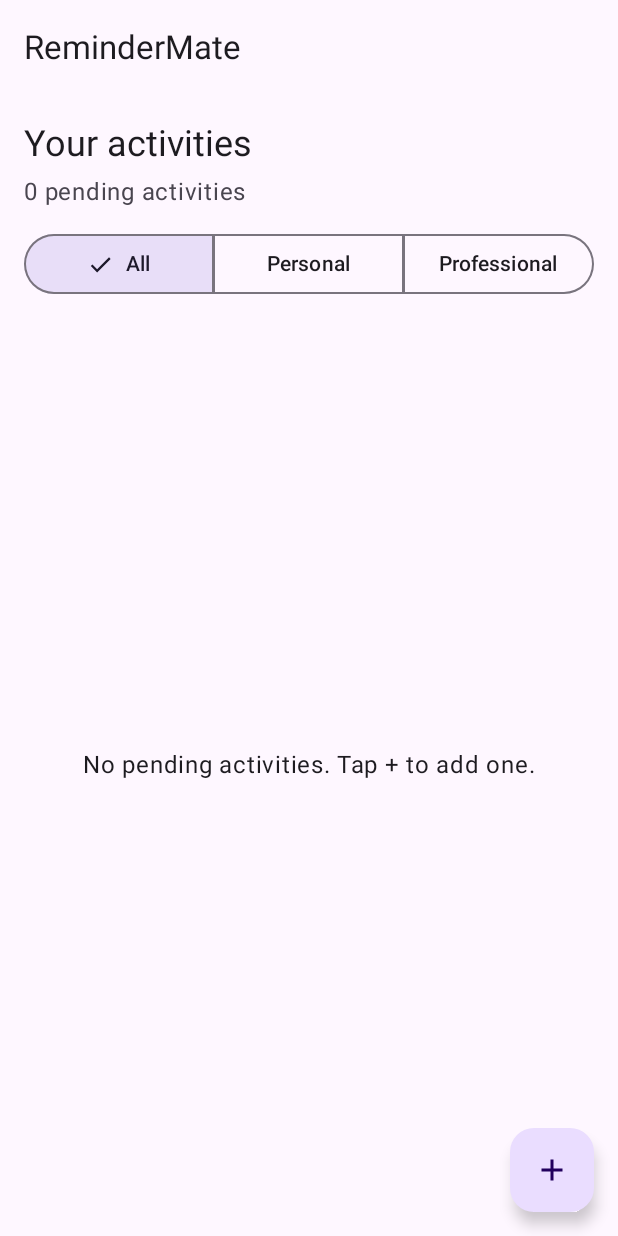
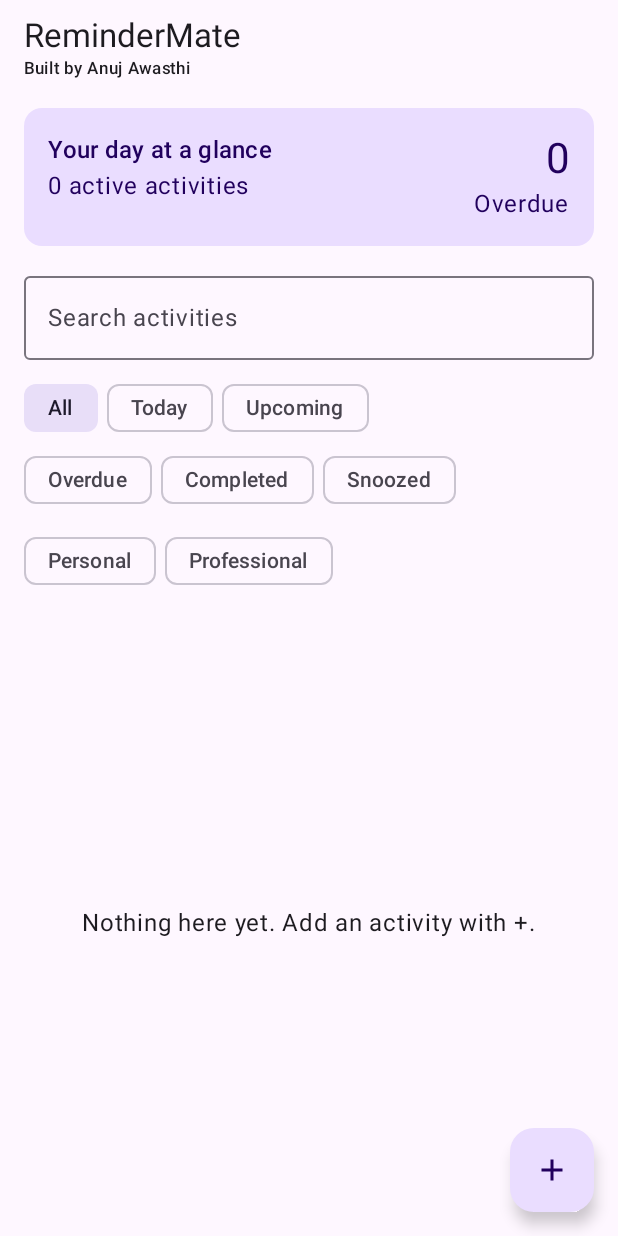
Before and after one commit to AnujAndAarzoo/ReminderMate, an Android app built with Jetpack Compose: the screen it shows after launch (MainActivity), on a phone screen of 412 x 824 dp. Run offline under Robolectric (Android 15) with nearby library versions, the phone set to English and light mode, and no system bars; our stand-ins replace Room's generated code.

Commit message:
Build professional activity dashboard and reminder management UI

```diff
--- a/app/src/main/java/com/remindermate/MainActivity.kt
+++ b/app/src/main/java/com/remindermate/MainActivity.kt
@@ -15,16 +15,17 @@ import androidx.compose.material.icons.Icons
 import androidx.compose.material.icons.filled.Add
 import androidx.compose.material.icons.filled.Delete
 import androidx.compose.material.icons.filled.Done
+import androidx.compose.material.icons.filled.Edit
 import androidx.compose.material3.*
 import androidx.compose.runtime.*
 import androidx.compose.ui.Alignment
 import androidx.compose.ui.Modifier
 import androidx.compose.ui.platform.LocalContext
 import androidx.compose.ui.unit.dp
-import androidx.lifecycle.viewmodel.compose.viewModel
 import androidx.lifecycle.ViewModel
 import androidx.lifecycle.ViewModelProvider
 import androidx.lifecycle.viewModelScope
+import androidx.lifecycle.viewmodel.compose.viewModel
 import com.remindermate.data.*
 import kotlinx.coroutines.flow.SharingStarted
 import kotlinx.coroutines.flow.stateIn
@@ -33,38 +34,47 @@ import java.text.SimpleDateFormat
 import java.util.*
 
 class MainActivity : ComponentActivity() {
-    private val permissionLauncher = registerForActivityResult(
-        ActivityResultContracts.RequestPermission()
-    ) {}
+    private val permissionLauncher = registerForActivityResult(ActivityResultContracts.RequestPermission()) {}
     override fun onCreate(savedInstanceState: Bundle?) {
         super.onCreate(savedInstanceState)
         if (Build.VERSION.SDK_INT >= 33) permissionLauncher.launch(Manifest.permission.POST_NOTIFICATIONS)
         val dao = ReminderDatabase.get(this).reminderDao()
         setContent {
             val vm: ReminderViewModel = viewModel(factory = ReminderViewModel.Factory(dao, this))
-            MaterialTheme { ReminderScreen(vm) }
+            MaterialTheme(colorScheme = lightColorScheme(primary = androidx.compose.ui.graphics.Color(0xFF3157A5), secondary = androidx.compose.ui.graphics.Color(0xFF5276BC))) {
+                ReminderScreen(vm)
+            }
         }
     }
 }
 
 class ReminderViewModel(private val dao: ReminderDao, private val context: android.content.Context) : ViewModel() {
     val reminders = dao.observeAll().stateIn(viewModelScope, SharingStarted.WhileSubscribed(5000), emptyList())
-    fun add(item: Reminder) = viewModelScope.launch {
-        val id = dao.insert(item)
-        ReminderScheduler.schedule(context, item.copy(id = id))
+    fun save(item: Reminder) = viewModelScope.launch {
+        if (item.id == 0L) {
+            val id = dao.insert(item)
+            ReminderScheduler.schedule(context, item.copy(id = id))
+        } else {
+            dao.update(item.copy(snoozedUntil = 0L))
+            ReminderScheduler.schedule(context, item.copy(snoozedUntil = 0L))
+        }
     }
     fun complete(item: Reminder) = viewModelScope.launch {
-        dao.update(item.copy(completed = true))
+        dao.update(item.copy(completed = true, snoozedUntil = 0L))
         ReminderScheduler.cancel(context, item.id)
     }
     fun remove(item: Reminder) = viewModelScope.launch {
         dao.delete(item)
         ReminderScheduler.cancel(context, item.id)
     }
+    fun snooze(item: Reminder, delay: Long) = viewModelScope.launch {
+        val updated = item.copy(snoozedUntil = System.currentTimeMillis() + delay)
+        dao.update(updated)
+        ReminderScheduler.schedule(context, updated)
+    }
     class Factory(private val dao: ReminderDao, private val context: android.content.Context) : ViewModelProvider.Factory {
         @Suppress("UNCHECKED_CAST")
-        override fun <T : ViewModel> create(modelClass: Class<T>): T =
-            ReminderViewModel(dao, context) as T
+        override fun <T : ViewModel> create(modelClass: Class<T>): T = ReminderViewModel(dao, context) as T
     }
 }
 
@@ -72,57 +82,84 @@ class ReminderViewModel(private val dao: ReminderDao, private val context: andro
 @Composable
 fun ReminderScreen(vm: ReminderViewModel) {
     val reminders by vm.reminders.collectAsState()
+    var filter by remember { mutableStateOf("All") }
+    var query by remember { mutableStateOf("") }
+    var editing by remember { mutableStateOf<Reminder?>(null) }
     var showAdd by remember { mutableStateOf(false) }
-    var filter by remember { mutableStateOf("All") }
-    val visible = reminders.filter {
-        (filter == "All" || it.category == filter) && !it.completed
+    val now = System.currentTimeMillis()
+    val visible = reminders.filter { item ->
+        val matches = item.title.contains(query, true) || item.notes.contains(query, true)
+        val status = when (filter) {
+            "Today" -> !item.completed && item.dueAt in dayStart(now)..dayEnd(now)
+            "Upcoming" -> !item.completed && item.dueAt > dayEnd(now)
+            "Overdue" -> !item.completed && item.dueAt < now && item.snoozedUntil <= now
+            "Completed" -> item.completed
+            "Snoozed" -> !item.completed && item.snoozedUntil > now
+            "Personal", "Professional" -> !item.completed && item.category == filter
+            else -> !item.completed
+        }
+        matches && status
     }
+    val pending = reminders.count { !it.completed }
+    val overdue = reminders.count { !it.completed && it.dueAt < now && it.snoozedUntil <= now }
     Scaffold(
-        topBar = {
-            TopAppBar(title = { Text("ReminderMate") })
-        },
-        floatingActionButton = {
-            FloatingActionButton(onClick = { showAdd = true }) {
-                Icon(Icons.Default.Add, contentDescription = "Add activity")
-            }
-        }
+        topBar = { TopAppBar(title = { Column { Text("ReminderMate"); Text("Built by Anuj Awasthi", style = MaterialTheme.typography.labelSmall) } }) },
+        floatingActionButton = { FloatingActionButton(onClick = { editing = null; showAdd = true }) { Icon(Icons.Default.Add, "Add activity") } }
     ) { padding ->
-        Column(Modifier.padding(padding).padding(16.dp)) {
-            Text("Your activities", style = MaterialTheme.typography.headlineSmall)
-            Spacer(Modifier.height(4.dp))
-            Text("${visible.size} pending activities", color = MaterialTheme.colorScheme.onSurfaceVariant)
-            Spacer(Modifier.height(12.dp))
-            SingleChoiceSegmentedButtonRow(Modifier.fillMaxWidth()) {
-                listOf("All", "Personal", "Professional").forEachIndexed { index, item ->
-                    SegmentedButton(
-                        selected = filter == item,
-                        onClick = { filter = item },
-                        shape = SegmentedButtonDefaults.itemShape(index, 3)
-                    ) { Text(item) }
+        Column(Modifier.fillMaxSize().padding(padding).padding(horizontal = 16.dp)) {
+            Spacer(Modifier.height(8.dp))
+            Card(colors = CardDefaults.cardColors(containerColor = MaterialTheme.colorScheme.primaryContainer), modifier = Modifier.fillMaxWidth()) {
+                Row(Modifier.fillMaxWidth().padding(16.dp), horizontalArrangement = Arrangement.SpaceBetween) {
+                    Column { Text("Your day at a glance", style = MaterialTheme.typography.titleMedium); Text("$pending active activities") }
+                    Column(horizontalAlignment = Alignment.End) { Text("$overdue", style = MaterialTheme.typography.headlineMedium); Text("Overdue") }
                 }
             }
             Spacer(Modifier.height(12.dp))
+            OutlinedTextField(query, { query = it }, modifier = Modifier.fillMaxWidth(), singleLine = true, label = { Text("Search activities") })
+            Spacer(Modifier.height(8.dp))
+            val filters = listOf("All", "Today", "Upcoming", "Overdue", "Completed", "Snoozed")
+            Row(horizontalArrangement = Arrangement.spacedBy(6.dp)) {
+                filters.take(3).forEach { f -> FilterChip(selected = filter == f, onClick = { filter = f }, label = { Text(f) }) }
+            }
+            Row(horizontalArrangement = Arrangement.spacedBy(6.dp)) {
+                filters.drop(3).forEach { f -> FilterChip(selected = filter == f, onClick = { filter = f }, label = { Text(f) }) }
+            }
+            Spacer(Modifier.height(6.dp))
+            Row(horizontalArrangement = Arrangement.spacedBy(6.dp)) {
+                listOf("Personal", "Professional").forEach { f -> FilterChip(selected = filter == f, onClick = { filter = f }, label = { Text(f) }) }
+            }
+            Spacer(Modifier.height(8.dp))
             if (visible.isEmpty()) {
-                Box(Modifier.fillMaxSize(), contentAlignment = Alignment.Center) {
-                    Text("No pending activities. Tap + to add one.")
-                }
+                Box(Modifier.fillMaxSize(), contentAlignment = Alignment.Center) { Text("Nothing here yet. Add an activity with +.") }
             } else {
-                LazyColumn(verticalArrangement = Arrangement.spacedBy(10.dp)) {
+                LazyColumn(contentPadding = PaddingValues(bottom = 90.dp), verticalArrangement = Arrangement.spacedBy(10.dp)) {
                     items(visible, key = { it.id }) { item ->
                         Card(Modifier.fillMaxWidth()) {
-                            Row(Modifier.padding(12.dp), verticalAlignment = Alignment.CenterVertically) {
-                                Column(Modifier.weight(1f)) {
-                                    Text(item.title, style = MaterialTheme.typography.titleMedium)
-                                    Text("${item.category} • ${item.priority}", style = MaterialTheme.typography.labelMedium)
-                                    Text(SimpleDateFormat("dd MMM yyyy, hh:mm a", Locale.getDefault()).format(Date(item.dueAt)),
-                                        style = MaterialTheme.typography.bodySmall)
-                                    if (item.notes.isNotBlank()) Text(item.notes, style = MaterialTheme.typography.bodySmall)
+                            Column(Modifier.padding(14.dp)) {
+                                Row(verticalAlignment = Alignment.CenterVertically) {
+                                    Column(Modifier.weight(1f)) {
+                                        Text(item.title, style = MaterialTheme.typography.titleMedium)
+                                        Text("${item.category}  •  ${item.priority} priority", style = MaterialTheme.typography.labelMedium, color = MaterialTheme.colorScheme.primary)
+                                    }
+                                    if (!item.completed) IconButton(onClick = { editing = item; showAdd = true }) { Icon(Icons.Default.Edit, "Edit") }
+                                    IconButton(onClick = { vm.remove(item) }) { Icon(Icons.Default.Delete, "Delete") }
                                 }
-                                IconButton(onClick = { vm.complete(item) }) {
-                                    Icon(Icons.Default.Done, contentDescription = "Complete")
-                                }
-                                IconButton(onClick = { vm.remove(item) }) {
-                                    Icon(Icons.Default.Delete, contentDescription = "Delete")
+                                Text(SimpleDateFormat("EEE, dd MMM yyyy • hh:mm a", Locale.getDefault()).format(Date(item.dueAt)), style = MaterialTheme.typography.bodySmall)
+                                if (item.notes.isNotBlank()) Text(item.notes, style = MaterialTheme.typography.bodyMedium)
+                                if (item.snoozedUntil > now) Text("Snoozed until " + SimpleDateFormat("dd MMM, hh:mm a", Locale.getDefault()).format(Date(item.snoozedUntil)), color = MaterialTheme.colorScheme.tertiary, style = MaterialTheme.typography.labelMedium)
+                                Row(verticalAlignment = Alignment.CenterVertically) {
+                                    if (!item.completed) {
+                                        TextButton(onClick = { vm.complete(item) }) { Icon(Icons.Default.Done, null); Spacer(Modifier.width(4.dp)); Text("Mark done") }
+                                        var snoozeMenu by remember { mutableStateOf(false) }
+                                        Box {
+                                            TextButton(onClick = { snoozeMenu = true }) { Text("Snooze") }
+                                            DropdownMenu(expanded = snoozeMenu, onDismissRequest = { snoozeMenu = false }) {
+                                                listOf("5 min" to 5L, "10 min" to 10L, "15 min" to 15L, "30 min" to 30L, "1 hour" to 60L, "2 hours" to 120L, "Tomorrow" to 1440L, "2 days" to 2880L, "7 days" to 10080L).forEach { (label, minutes) ->
+                                                    DropdownMenuItem(text = { Text(label) }, onClick = { vm.snooze(item, minutes * 60_000L); snoozeMenu = false })
+                                                }
+                                            }
+                                        }
+                                    } else Text("Completed", color = MaterialTheme.colorScheme.tertiary, style = MaterialTheme.typography.labelLarge)
                                 }
                             }
                         }
@@ -131,24 +168,27 @@ fun ReminderScreen(vm: ReminderViewModel) {
             }
         }
     }
-    if (showAdd) AddReminderDialog(onDismiss = { showAdd = false }, onSave = {
-        vm.add(it); showAdd = false
+    if (showAdd) AddReminderDialog(initial = editing, onDismiss = { showAdd = false; editing = null }, onSave = {
+        vm.save(it); showAdd = false; editing = null
     })
 }
 
+private fun dayStart(time: Long): Long = Calendar.getInstance().apply { timeInMillis = time; set(Calendar.HOUR_OF_DAY, 0); set(Calendar.MINUTE, 0); set(Calendar.SECOND, 0); set(Calendar.MILLISECOND, 0) }.timeInMillis
+private fun dayEnd(time: Long): Long = dayStart(time) + 86_400_000L - 1
+
 @Composable
-fun AddReminderDialog(onDismiss: () -> Unit, onSave: (Reminder) -> Unit) {
+fun AddReminderDialog(initial: Reminder? = null, onDismiss: () -> Unit, onSave: (Reminder) -> Unit) {
     val context = LocalContext.current
-    var title by remember { mutableStateOf("") }
-    var notes by remember { mutableStateOf("") }
-    var category by remember { mutableStateOf("Personal") }
-    var priority by remember { mutableStateOf("Medium") }
-    var repeat by remember { mutableStateOf("Never") }
-    var dueAt by remember { mutableLongStateOf(System.currentTimeMillis() + 60 * 60 * 1000) }
+    var title by remember(initial?.id) { mutableStateOf(initial?.title ?: "") }
+    var notes by remember(initial?.id) { mutableStateOf(initial?.notes ?: "") }
+    var category by remember(initial?.id) { mutableStateOf(initial?.category ?: "Personal") }
+    var priority by remember(initial?.id) { mutableStateOf(initial?.priority ?: "Medium") }
+    var repeat by remember(initial?.id) { mutableStateOf(initial?.repeat ?: "Never") }
+    var dueAt by remember(initial?.id) { mutableLongStateOf(initial?.dueAt ?: System.currentTimeMillis() + 60 * 60 * 1000) }
     val dateText = SimpleDateFormat("dd MMM yyyy, hh:mm a", Locale.getDefault()).format(Date(dueAt))
     AlertDialog(
         onDismissRequest = onDismiss,
-        title = { Text("New activity") },
+        title = { Text(if (initial == null) "New activity" else "Edit activity") },
         text = {
             Column(verticalArrangement = Arrangement.spacedBy(8.dp)) {
                 OutlinedTextField(title, { title = it }, label = { Text("Activity title *") }, singleLine = true)
@@ -160,35 +200,28 @@ fun AddReminderDialog(onDismiss: () -> Unit, onSave: (Reminder) -> Unit) {
                 }
                 Text("Priority")
                 Row(horizontalArrangement = Arrangement.spacedBy(4.dp)) {
-                    listOf("Low", "Medium", "High").forEach {
-                        FilterChip(priority == it, { priority = it }, label = { Text(it) })
-                    }
+                    listOf("Low", "Medium", "High").forEach { FilterChip(priority == it, { priority = it }, label = { Text(it) }) }
                 }
                 Text("Reminder: $dateText")
                 OutlinedButton(onClick = {
                     val c = Calendar.getInstance().apply { timeInMillis = dueAt }
                     DatePickerDialog(context, { _, y, m, d ->
-                        val updated = Calendar.getInstance().apply {
-                            timeInMillis = dueAt; set(y, m, d)
-                        }
+                        val updated = Calendar.getInstance().apply { timeInMillis = dueAt; set(y, m, d) }
                         TimePickerDialog(context, { _, h, min ->
-                            updated.set(Calendar.HOUR_OF_DAY, h); updated.set(Calendar.MINUTE, min)
-                            updated.set(Calendar.SECOND, 0)
+                            updated.set(Calendar.HOUR_OF_DAY, h); updated.set(Calendar.MINUTE, min); updated.set(Calendar.SECOND, 0)
                             dueAt = updated.timeInMillis
                         }, c.get(Calendar.HOUR_OF_DAY), c.get(Calendar.MINUTE), false).show()
                     }, c.get(Calendar.YEAR), c.get(Calendar.MONTH), c.get(Calendar.DAY_OF_MONTH)).show()
                 }) { Text("Choose date & time") }
                 Text("Repeat")
                 Row(horizontalArrangement = Arrangement.spacedBy(4.dp)) {
-                    listOf("Never", "Daily", "Weekly").forEach {
-                        FilterChip(repeat == it, { repeat = it }, label = { Text(it) })
-                    }
+                    listOf("Never", "Daily", "Weekly", "Monthly").forEach { FilterChip(repeat == it, { repeat = it }, label = { Text(it) }) }
                 }
             }
         },
         confirmButton = {
             TextButton(enabled = title.isNotBlank(), onClick = {
-                onSave(Reminder(title = title.trim(), notes = notes.trim(), category = category,
+                onSave(Reminder(id = initial?.id ?: 0L, title = title.trim(), notes = notes.trim(), category = category,
                     priority = priority, dueAt = dueAt, repeat = repeat))
             }) { Text("Save") }
         },
```
